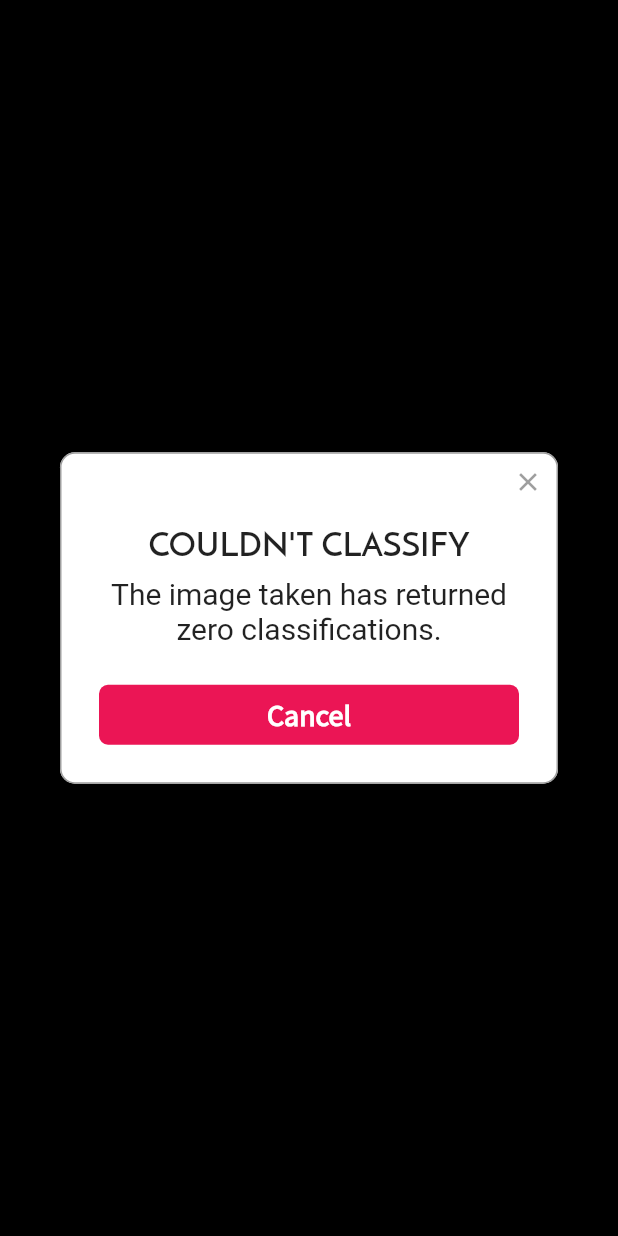
After one commit to sangzzz/Image-based-Product-Recommender, a Flutter app: the EmptyAlertScreen screen opened directly, on a phone screen of 412 x 824 dp. The commit adds this screen. Run offline on Flutter 3.47's test engine with Material 2 defaults, Android fonts, the phone set to English and light mode, and no system bars; drawn by our look-alikes of rflutter_alert; our stand-ins replace animated_text_kit, camera, flutter_spinkit, flutter_staggered_animations, font_awesome_flutter, progress_indicators; missing offline and left inert: tflite; Roboto replaces fonts that are missing (Itim); project files that could hold a hidden picture were left out.

Commit message:
Classifier Set Up

```diff
--- /dev/null
+++ b/lib/screens/empty_alert.dart
@@ -0,0 +1,51 @@
+import 'package:flutter/material.dart';
+import 'package:recommender/models/constants.dart';
+import 'package:recommender/widgets/alert_dialog_button.dart';
+import 'package:rflutter_alert/rflutter_alert.dart';
+
+class EmptyAlertScreen extends StatefulWidget {
+  const EmptyAlertScreen({Key key}) : super(key: key);
+
+  @override
+  _EmptyAlertScreenState createState() => _EmptyAlertScreenState();
+}
+
+class _EmptyAlertScreenState extends State<EmptyAlertScreen> {
+  void callAlert() {
+    Alert(
+      onWillPopActive: true,
+      context: context,
+      title: 'COULDN\'T CLASSIFY',
+      desc: 'The image taken has returned zero classifications.',
+      style: kAlertStyle,
+      closeFunction: () {
+        Navigator.of(context).popUntil((route) => route.isFirst);
+      },
+      buttons: [
+        reusableAlertDialogButton(
+          color: Color(0XFFEB1555),
+          text: 'Cancel',
+          onPressed: () {
+            Navigator.of(context).popUntil((route) => route.isFirst);
+          },
+        ),
+      ],
+    ).show();
+  }
+
+  @override
+  void initState() {
+    super.initState();
+    WidgetsBinding.instance.addPostFrameCallback((duration) {
+      callAlert();
+    });
+  }
+
+  @override
+  Widget build(BuildContext context) {
+    return Scaffold(
+        body: Container(
+      color: Colors.black,
+    ));
+  }
+}
--- a/lib/screens/feedback_screen.dart
+++ b/lib/screens/feedback_screen.dart
@@ -25,7 +25,7 @@ class _FeedbackScreenState extends State<FeedbackScreen> {
         child: LayoutBuilder(
           builder: (context, BoxConstraints constraints) {
             return Padding(
-              padding: const EdgeInsets.all(20.0),
+              padding: const EdgeInsets.all(10.0),
               child: Container(
                 constraints: BoxConstraints(
                   maxHeight: constraints.maxHeight / 2,
```
Also changed, not shown: lib/models/get_classification.dart (+4 -16 lines), lib/screens/preview_image_screen.dart (+59 -7 lines), 1 other file.
